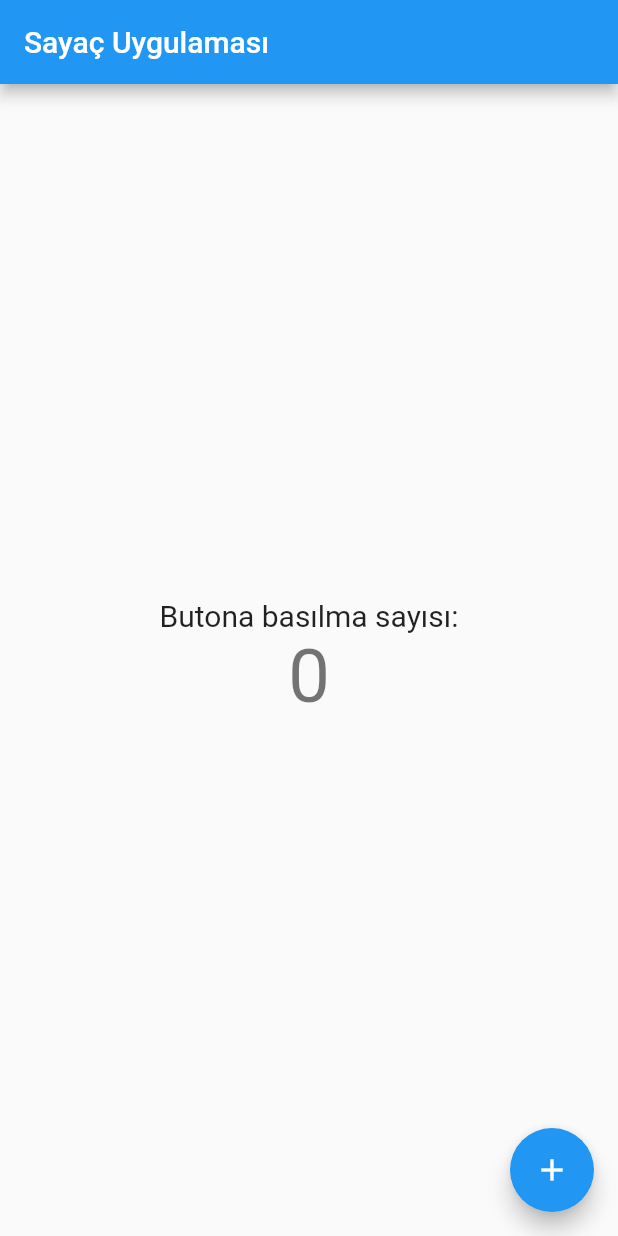
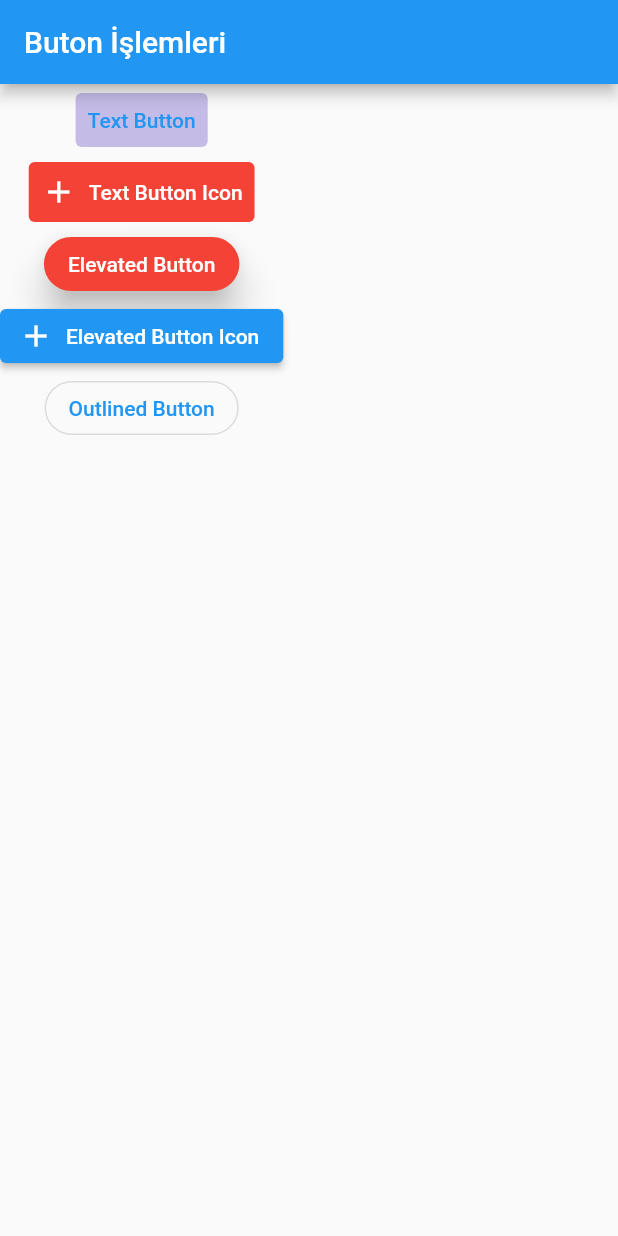
Before and after one commit to berkcangumusisik/100daysOfFlutter, a Flutter app: the screen it shows after launch, on a phone screen of 412 x 824 dp. Run offline on Flutter 3.47's test engine with Material 2 defaults, Android fonts, the phone set to English and light mode, and no system bars; our stand-ins replace dio, easy_localization, equatable, flutter_bloc, flutter_mobx, flutter_secure_storage and 5 more; missing offline and left inert: kartal, vexana; accounts and stored records are empty; generated files the repository leaves out were written again.

Commit message:
64.gün çalışmaları eklendi.

```diff
--- a/flutter_full_summary/lib/main.dart
+++ b/flutter_full_summary/lib/main.dart
@@ -1,7 +1,5 @@
 import 'package:flutter/material.dart';
-import 'package:flutter_full_summary/widgets/expanded_learn.dart';
-import 'package:flutter_full_summary/widgets/row_column_learn.dart';
-import 'package:flutter_full_summary/widgets/statefull_learn.dart';
+import 'package:flutter_full_summary/widgets/buttons_learn.dart';
 
 void main() {
   runApp(const MyApp());
@@ -14,7 +12,7 @@ class MyApp extends StatelessWidget {
   Widget build(BuildContext context) {
     return MaterialApp(
       theme: ThemeData(),
-      home: const StatefullLearn(),
+      home: const ButtonLearn(),
       debugShowCheckedModeBanner: false,
     );
   }
--- /dev/null
+++ b/flutter_full_summary/lib/widgets/buttons_learn.dart
@@ -0,0 +1,85 @@
+import 'package:flutter/material.dart';
+
+class ButtonLearn extends StatelessWidget {
+  const ButtonLearn({super.key});
+
+  @override
+  Widget build(BuildContext context) {
+    return Scaffold(
+      appBar: AppBar(
+        title: const Text("Buton İşlemleri"),
+      ),
+      body: Column(
+        children: [
+          TextButton(
+            onPressed: () {},
+            style: ButtonStyle(
+                backgroundColor: MaterialStateProperty.resolveWith((states) {
+              if (states.contains(MaterialState.pressed)) {
+                return const Color.fromARGB(255, 142, 195, 237);
+              } else {
+                return const Color.fromARGB(255, 197, 187, 231);
+              }
+            })),
+            child: const Text("Text Button"),
+          ),
+          TextButton.icon(
+            onPressed: () {},
+            style: ButtonStyle(
+              backgroundColor: MaterialStateProperty.all(Colors.red),
+              foregroundColor: MaterialStateColor.resolveWith(
+                (states) => Colors.white,
+              ),
+              overlayColor: MaterialStateColor.resolveWith(
+                (states) => Colors.green,
+              ),
+            ),
+            icon: const Icon(Icons.add),
+            label: const Text("Text Button Icon"),
+          ),
+          ElevatedButton(
+              onPressed: () {},
+              style: ElevatedButton.styleFrom(
+                foregroundColor: Colors.white,
+                backgroundColor: Colors.red,
+                shadowColor: Colors.black,
+                elevation: 10,
+                shape: RoundedRectangleBorder(
+                  borderRadius: BorderRadius.circular(20),
+                ),
+              ),
+              child: const Text("Elevated Button")),
+          ElevatedButton.icon(
+            onPressed: () {},
+            icon: const Icon(Icons.add),
+            label: const Text("Elevated Button Icon"),
+          ),
+          OutlinedButton(
+            onPressed: () {},
+            style: OutlinedButton.styleFrom(
+              shape: RoundedRectangleBorder(
+                borderRadius: BorderRadius.circular(20),
+              ),
+            ),
+            child: const Text("Outlined Button"),
+          ),
+        ],
+      ),
+    );
+  }
+}
+
+/**
+ TextButton : TextButton, kullanıcıya tıklanabilir metin göstermek için kullanılır. Yalnızca metin göstermek için kullanılır.
+ TextButton.icon : TextButton.icon, kullanıcıya tıklanabilir metin ve simge göstermek için kullanılır.
+ ElevatedButton : ElevatedButton, kullanıcıya tıklanabilir metin göstermek için kullanılır. Arka plan rengi vardır.
+ ElevatedButton.icon : ElevatedButton.icon, kullanıcıya tıklanabilir metin ve simge göstermek için kullanılır. Arka plan rengi vardır.
+ OutlinedButton : OutlinedButton, kullanıcıya tıklanabilir metin göstermek için kullanılır. Arka plan rengi yoktur.
+
+ ButtonStyle : Butonun özelliklerini değiştirmek için kullanılır.
+ MaterialStateProperty : Butonun özelliklerini değiştirmek için kullanılır.
+  MaterialStateColor : Butonun özelliklerini değiştirmek için kullanılır. resolveWith().contains() ile butonun durumuna göre özelliklerini değiştirebiliriz.
+
+  OutlinedButton.styleFrom() : Butonun özelliklerini değiştirmek için kullanılır.
+  RoundedRectangleBorder : Butonun şeklini değiştirmek için kullanılır.
+ */
--- a/flutter_full_summary/pubspec.yaml
+++ b/flutter_full_summary/pubspec.yaml
@@ -58,6 +58,8 @@ flutter:
   # the material Icons class.
   uses-material-design: true
 
+  assets:
+    - assets/images/
   # To add assets to your application, add an assets section, like this:
   # assets:
   #   - images/a_dot_burr.jpeg
```
Also changed, not shown: flutter_full_summary/lib/widgets/image_learn.dart (added, +72 -0 lines), flutter_full_summary/assets/images/loading.gif (added), flutter_full_summary/assets/images/yazilim.jpg (added), 1 other file.
